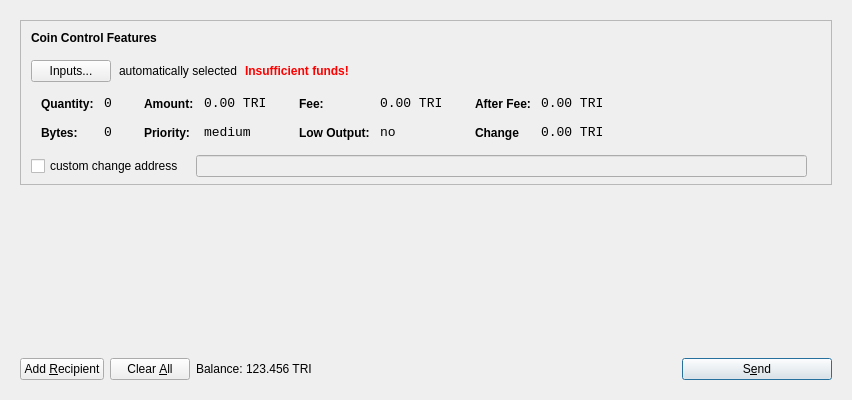
wurstgelee/triangles, file src/qt/forms/sendcoinsdialog.ui: the form before one commit.
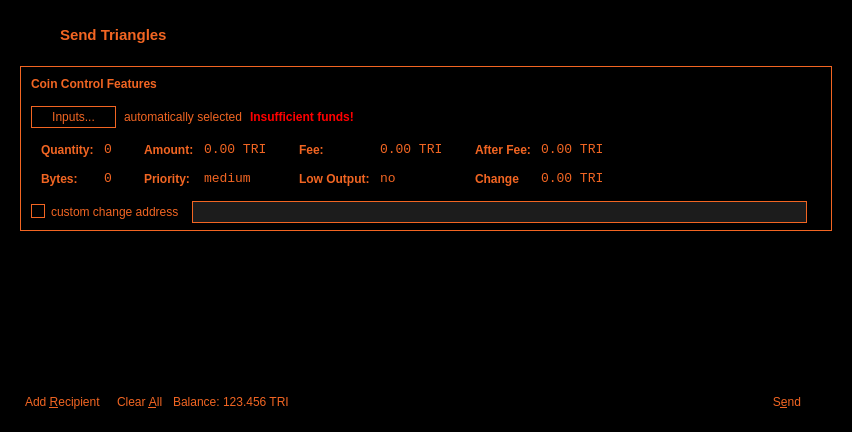
The form after the commit. Icons and pictures are not drawn.

The edit to the form file:
```diff
--- a/src/qt/forms/sendcoinsdialog.ui
+++ b/src/qt/forms/sendcoinsdialog.ui
@@ -7,13 +7,545 @@
     <x>0</x>
     <y>0</y>
     <width>850</width>
-    <height>400</height>
+    <height>432</height>
    </rect>
   </property>
+  <property name="palette">
+   <palette>
+    <active>
+     <colorrole role="WindowText">
+      <brush brushstyle="SolidPattern">
+       <color alpha="255">
+        <red>242</red>
+        <green>101</green>
+        <blue>34</blue>
+       </color>
+      </brush>
+     </colorrole>
+     <colorrole role="Button">
+      <brush brushstyle="SolidPattern">
+       <color alpha="255">
+        <red>0</red>
+        <green>0</green>
+        <blue>0</blue>
+       </color>
+      </brush>
+     </colorrole>
+     <colorrole role="Light">
+      <brush brushstyle="SolidPattern">
+       <color alpha="255">
+        <red>255</red>
+        <green>180</green>
+        <blue>144</blue>
+       </color>
+      </brush>
+     </colorrole>
+     <colorrole role="Midlight">
+      <brush brushstyle="SolidPattern">
+       <color alpha="255">
+        <red>248</red>
+        <green>140</green>
+        <blue>89</blue>
+       </color>
+      </brush>
+     </colorrole>
+     <colorrole role="Dark">
+      <brush brushstyle="SolidPattern">
+       <color alpha="255">
+        <red>121</red>
+        <green>50</green>
+        <blue>17</blue>
+       </color>
+      </brush>
+     </colorrole>
+     <colorrole role="Mid">
+      <brush brushstyle="SolidPattern">
+       <color alpha="255">
+        <red>161</red>
+        <green>67</green>
+        <blue>22</blue>
+       </color>
+      </brush>
+     </colorrole>
+     <colorrole role="Text">
+      <brush brushstyle="SolidPattern">
+       <color alpha="255">
+        <red>242</red>
+        <green>101</green>
+        <blue>34</blue>
+       </color>
+      </brush>
+     </colorrole>
+     <colorrole role="BrightText">
+      <brush brushstyle="SolidPattern">
+       <color alpha="255">
+        <red>255</red>
+        <green>255</green>
+        <blue>255</blue>
+       </color>
+      </brush>
+     </colorrole>
+     <colorrole role="ButtonText">
+      <brush brushstyle="SolidPattern">
+       <color alpha="255">
+        <red>242</red>
+        <green>101</green>
+        <blue>34</blue>
+       </color>
+      </brush>
+     </colorrole>
+     <colorrole role="Base">
+      <brush brushstyle="SolidPattern">
+       <color alpha="255">
+        <red>0</red>
+        <green>0</green>
+        <blue>0</blue>
+       </color>
+      </brush>
+     </colorrole>
+     <colorrole role="Window">
+      <brush brushstyle="SolidPattern">
+       <color alpha="255">
+        <red>0</red>
+        <green>0</green>
+        <blue>0</blue>
+       </color>
+      </brush>
+     </colorrole>
+     <colorrole role="Shadow">
+      <brush brushstyle="SolidPattern">
+       <color alpha="255">
+        <red>0</red>
+        <green>0</green>
+        <blue>0</blue>
+       </color>
+      </brush>
+     </colorrole>
+     <colorrole role="AlternateBase">
+      <brush brushstyle="SolidPattern">
+       <color alpha="255">
+        <red>248</red>
+        <green>178</green>
+        <blue>144</blue>
+       </color>
+      </brush>
+     </colorrole>
+     <colorrole role="ToolTipBase">
+      <brush brushstyle="SolidPattern">
+       <color alpha="255">
+        <red>255</red>
+        <green>255</green>
+        <blue>220</blue>
+       </color>
+      </brush>
+     </colorrole>
+     <colorrole role="ToolTipText">
+      <brush brushstyle="SolidPattern">
+       <color alpha="255">
+        <red>0</red>
+        <green>0</green>
+        <blue>0</blue>
+       </color>
+      </brush>
+     </colorrole>
+    </active>
+    <inactive>
+     <colorrole role="WindowText">
+      <brush brushstyle="SolidPattern">
+       <color alpha="255">
+        <red>242</red>
+        <green>101</green>
+        <blue>34</blue>
+       </color>
+      </brush>
+     </colorrole>
+     <colorrole role="Button">
+      <brush brushstyle="SolidPattern">
+       <color alpha="255">
+        <red>0</red>
+        <green>0</green>
+        <blue>0</blue>
+       </color>
+      </brush>
+     </colorrole>
+     <colorrole role="Light">
+      <brush brushstyle="SolidPattern">
+       <color alpha="255">
+        <red>255</red>
+        <green>180</green>
+        <blue>144</blue>
+       </color>
+      </brush>
+     </colorrole>
+     <colorrole role="Midlight">
+      <brush brushstyle="SolidPattern">
+       <color alpha="255">
+        <red>248</red>
+        <green>140</green>
+        <blue>89</blue>
+       </color>
+      </brush>
+     </colorrole>
+     <colorrole role="Dark">
+      <brush brushstyle="SolidPattern">
+       <color alpha="255">
+        <red>121</red>
+        <green>50</green>
+        <blue>17</blue>
+       </color>
+      </brush>
+     </colorrole>
+     <colorrole role="Mid">
+      <brush brushstyle="SolidPattern">
+       <color alpha="255">
+        <red>161</red>
+        <green>67</green>
+        <blue>22</blue>
+       </color>
+      </brush>
+     </colorrole>
+     <colorrole role="Text">
+      <brush brushstyle="SolidPattern">
+       <color alpha="255">
+        <red>242</red>
+        <green>101</green>
+        <blue>34</blue>
+       </color>
+      </brush>
+     </colorrole>
+     <colorrole role="BrightText">
+      <brush brushstyle="SolidPattern">
+       <color alpha="255">
+        <red>255</red>
+        <green>255</green>
+        <blue>255</blue>
+       </color>
+      </brush>
+     </colorrole>
+     <colorrole role="ButtonText">
+      <brush brushstyle="SolidPattern">
+       <color alpha="255">
+        <red>242</red>
+        <green>101</green>
+        <blue>34</blue>
+       </color>
+      </brush>
+     </colorrole>
+     <colorrole role="Base">
+      <brush brushstyle="SolidPattern">
+       <color alpha="255">
+        <red>0</red>
+        <green>0</green>
+        <blue>0</blue>
+       </color>
+      </brush>
+     </colorrole>
+     <colorrole role="Window">
+      <brush brushstyle="SolidPattern">
+       <color alpha="255">
+        <red>0</red>
+        <green>0</green>
+        <blue>0</blue>
+       </color>
+      </brush>
+     </colorrole>
+     <colorrole role="Shadow">
+      <brush brushstyle="SolidPattern">
+       <color alpha="255">
+        <red>0</red>
+        <green>0</green>
+        <blue>0</blue>
+       </color>
+      </brush>
+     </colorrole>
+     <colorrole role="AlternateBase">
+      <brush brushstyle="SolidPattern">
+       <color alpha="255">
+        <red>248</red>
+        <green>178</green>
+        <blue>144</blue>
+       </color>
+      </brush>
+     </colorrole>
+     <colorrole role="ToolTipBase">
+      <brush brushstyle="SolidPattern">
+       <color alpha="255">
+        <red>255</red>
+        <green>255</green>
+        <blue>220</blue>
+       </color>
+      </brush>
+     </colorrole>
+     <colorrole role="ToolTipText">
+      <brush brushstyle="SolidPattern">
+       <color alpha="255">
+        <red>0</red>
+        <green>0</green>
+        <blue>0</blue>
+       </color>
+      </brush>
+     </colorrole>
+    </inactive>
+    <disabled>
+     <colorrole role="WindowText">
+      <brush brushstyle="SolidPattern">
+       <color alpha="255">
+        <red>242</red>
+        <green>101</green>
+        <blue>34</blue>
+       </color>
+      </brush>
+     </colorrole>
+     <colorrole role="Button">
+      <brush brushstyle="SolidPattern">
+       <color alpha="255">
+        <red>0</red>
+        <green>0</green>
+        <blue>0</blue>
+       </color>
+      </brush>
+     </colorrole>
+     <colorrole role="Light">
+      <brush brushstyle="SolidPattern">
+       <color alpha="255">
+        <red>255</red>
+        <green>180</green>
+        <blue>144</blue>
+       </color>
+      </brush>
+     </colorrole>
+     <colorrole role="Midlight">
+      <brush brushstyle="SolidPattern">
+       <color alpha="255">
+        <red>248</red>
+        <green>140</green>
+        <blue>89</blue>
+       </color>
+      </brush>
+     </colorrole>
+     <colorrole role="Dark">
+      <brush brushstyle="SolidPattern">
+       <color alpha="255">
+        <red>121</red>
+        <green>50</green>
+        <blue>17</blue>
+       </color>
+      </brush>
+     </colorrole>
+     <colorrole role="Mid">
+      <brush brushstyle="SolidPattern">
+       <color alpha="255">
+        <red>161</red>
+        <green>67</green>
+        <blue>22</blue>
+       </color>
+      </brush>
+     </colorrole>
+     <colorrole role="Text">
+      <brush brushstyle="SolidPattern">
+       <color alpha="255">
+        <red>242</red>
+        <green>101</green>
+        <blue>34</blue>
+       </color>
+      </brush>
+     </colorrole>
+     <colorrole role="BrightText">
+      <brush brushstyle="SolidPattern">
+       <color alpha="255">
+        <red>255</red>
+        <green>255</green>
+        <blue>255</blue>
+       </color>
+      </brush>
+     </colorrole>
+     <colorrole role="ButtonText">
+      <brush brushstyle="SolidPattern">
+       <color alpha="255">
+        <red>242</red>
+        <green>101</green>
+        <blue>34</blue>
+       </color>
+      </brush>
+     </colorrole>
+     <colorrole role="Base">
+      <brush brushstyle="SolidPattern">
+       <color alpha="255">
+        <red>0</red>
+        <green>0</green>
+        <blue>0</blue>
+       </color>
+      </brush>
+     </colorrole>
+     <colorrole role="Window">
+      <brush brushstyle="SolidPattern">
+       <color alpha="255">
+        <red>0</red>
+        <green>0</green>
+        <blue>0</blue>
+       </color>
+      </brush>
+     </colorrole>
+     <colorrole role="Shadow">
+      <brush brushstyle="SolidPattern">
+       <color alpha="255">
+        <red>0</red>
+        <green>0</green>
+        <blue>0</blue>
+       </color>
+      </brush>
+     </colorrole>
+     <colorrole role="AlternateBase">
+      <brush brushstyle="SolidPattern">
+       <color alpha="255">
+        <red>242</red>
+        <green>101</green>
+        <blue>34</blue>
+       </color>
+      </brush>
+     </colorrole>
+     <colorrole role="ToolTipBase">
+      <brush brushstyle="SolidPattern">
+       <color alpha="255">
+        <red>255</red>
+        <green>255</green>
+        <blue>220</blue>
+       </color>
+      </brush>
+     </colorrole>
+     <colorrole role="ToolTipText">
+      <brush brushstyle="SolidPattern">
+       <color alpha="255">
+        <red>0</red>
+        <green>0</green>
+        <blue>0</blue>
+       </color>
+      </brush>
+     </colorrole>
+    </disabled>
+   </palette>
+  </property>
   <property name="windowTitle">
    <string>Send Coins</string>
   </property>
+  <property name="styleSheet">
+   <string notr="true">color: #f26522;
+	background-color: #000;</string>
+  </property>
   <layout class="QVBoxLayout" name="verticalLayout">
+   <item>
+    <widget class="QWidget" name="wCaption" native="true">
+     <property name="minimumSize">
+      <size>
+       <width>0</width>
+       <height>32</height>
+      </size>
+     </property>
+     <property name="maximumSize">
+      <size>
+       <width>16777215</width>
+       <height>40</height>
+      </size>
+     </property>
+     <property name="styleSheet">
+      <string notr="true"/>
+     </property>
+     <property name="is_header" stdset="0">
+      <bool>true</bool>
+     </property>
+     <layout class="QHBoxLayout" name="horizontalLayout_3">
+      <property name="spacing">
+       <number>6</number>
+      </property>
+      <property name="leftMargin">
+       <number>9</number>
+      </property>
+      <property name="topMargin">
+       <number>9</number>
+      </property>
+      <property name="bottomMargin">
+       <number>9</number>
+      </property>
+      <item>
+       <widget class="QLabel" name="icon_send">
+        <property name="sizePolicy">
+         <sizepolicy hsizetype="Preferred" vsizetype="Preferred">
+          <horstretch>0</horstretch>
+          <verstretch>0</verstretch>
+         </sizepolicy>
+        </property>
+        <property name="minimumSize">
+         <size>
+          <width>30</width>
+          <height>30</height>
+         </size>
+        </property>
+        <property name="maximumSize">
+         <size>
+          <width>30</width>
+          <height>30</height>
+         </size>
+        </property>
+        <property name="baseSize">
+         <size>
+          <width>0</width>
+          <height>0</height>
+         </size>
+        </property>
+        <property name="text">
+         <string/>
+        </property>
+        <property name="pixmap">
+         <pixmap resource="../triangles.qrc">:/menu_32/send</pixmap>
+        </property>
+        <property name="alignment">
+         <set>Qt::AlignLeading|Qt::AlignLeft|Qt::AlignVCenter</set>
+        </property>
+       </widget>
+      </item>
+      <item>
+       <spacer name="horizontalSpacer_send_1">
+        <property name="orientation">
+         <enum>Qt::Horizontal</enum>
+        </property>
+        <property name="sizeType">
+         <enum>QSizePolicy::Fixed</enum>
+        </property>
+        <property name="sizeHint" stdset="0">
+         <size>
+          <width>4</width>
+          <height>20</height>
+         </size>
+        </property>
+       </spacer>
+      </item>
+      <item>
+       <widget class="QLabel" name="label_send">
+        <property name="minimumSize">
+         <size>
+          <width>0</width>
+          <height>30</height>
+         </size>
+        </property>
+        <property name="font">
+         <font>
+          <pointsize>11</pointsize>
+          <weight>75</weight>
+          <bold>true</bold>
+          <stylestrategy>PreferAntialias</stylestrategy>
+         </font>
+        </property>
+        <property name="styleSheet">
+         <string notr="true"/>
+        </property>
+        <property name="text">
+         <string>Send Triangles</string>
+        </property>
+       </widget>
+      </item>
+     </layout>
+    </widget>
+   </item>
    <item>
     <widget class="QFrame" name="frameMain">
      <layout class="QVBoxLayout" name="verticalLayout_3">
@@ -31,6 +563,11 @@
           <height>16777215</height>
          </size>
         </property>
+        <property name="styleSheet">
+         <string notr="true">#frameCoinControl {
+	border: 1px solid #f26522;
+	}</string>
+        </property>
         <property name="frameShape">
          <enum>QFrame::StyledPanel</enum>
         </property>
@@ -104,7 +641,24 @@
              <item>
               <widget class="QPushButton" name="pushButtonCoinControl">
                <property name="styleSheet">
-                <string notr="true"/>
+                <string notr="true">QPushButton {
+	border: 1px solid #f26522;
+	padding: 3px 20px 3px 20px;
+	}
+
+QPushButton:pressed:flat {
+	color: #000;
+	background-color: #f26522;
+	}
+
+QPushButton:hover {
+	background-color: #61280E;
+	}
+
+QPushButton:!enabled {
+	color: #61280E;
+	border: 1px solid #61280E;
+	}</string>
                </property>
                <property name="text">
                 <string>Inputs...</string>
@@ -564,6 +1118,17 @@
              </property>
              <item>
               <widget class="QCheckBox" name="checkBoxCoinControlChange">
+               <property name="styleSheet">
+                <string notr="true">QCheckBox::indicator { 
+	border:1px solid #f26522;
+	background-color: #000;
+	}
+
+QCheckBox::indicator:checked {
+	image:url(:/icons/checkbox);
+	padding: 1px;
+	}</string>
+               </property>
                <property name="text">
                 <string>custom change address</string>
                </property>
@@ -580,6 +1145,18 @@
                  <verstretch>0</verstretch>
                 </sizepolicy>
                </property>
+               <property name="minimumSize">
+                <size>
+                 <width>0</width>
+                 <height>22</height>
+                </size>
+               </property>
+               <property name="styleSheet">
+                <string notr="true">QLineEdit {
+	background-color: #1c1c1c;
+	border: 1px solid #f26522;
+	}</string>
+               </property>
               </widget>
              </item>
              <item>
@@ -637,8 +1214,8 @@
           <rect>
            <x>0</x>
            <y>0</y>
-           <width>813</width>
-           <height>148</height>
+           <width>814</width>
+           <height>141</height>
           </rect>
          </property>
          <layout class="QVBoxLayout" name="verticalLayout_2">
@@ -685,6 +1262,26 @@
           <property name="toolTip">
            <string>Send to multiple recipients at once</string>
           </property>
+          <property name="styleSheet">
+           <string notr="true">QPushButton {
+	text-align:left;
+	border: 0px solid gray;
+	padding: 3px 5px 3px 5px;
+	}
+
+QPushButton:pressed:flat {
+	color: #000;
+	background-color: #f26522;
+	}
+
+QPushButton:hover {
+	background-color: #61280E;
+	}
+
+QPushButton:!enabled {
+	color: #61280E;
+	}</string>
+          </property>
           <property name="text">
            <string>Add &amp;Recipient</string>
           </property>
@@ -708,6 +1305,26 @@
           <property name="toolTip">
            <string>Remove all transaction fields</string>
           </property>
+          <property name="styleSheet">
+           <string notr="true">QPushButton {
+	text-align:left;
+	border: 0px solid gray;
+	padding: 3px 5px 3px 5px;
+	}
+
+QPushButton:pressed:flat {
+	color: #000;
+	background-color: #f26522;
+	}
+
+QPushButton:hover {
+	background-color: #61280E;
+	}
+
+QPushButton:!enabled {
+	color: #61280E;
+	}</string>
+          </property>
           <property name="text">
            <string>Clear &amp;All</string>
           </property>
@@ -779,13 +1396,34 @@
          <widget class="QPushButton" name="sendButton">
           <property name="minimumSize">
            <size>
-            <width>150</width>
+            <width>90</width>
             <height>0</height>
            </size>
           </property>
           <property name="toolTip">
            <string>Confirm the send action</string>
           </property>
+          <property name="styleSheet">
+           <string notr="true">QPushButton {
+	border: 0px solid gray;
+	padding: 3px 5px 3px 5px;
+	min-width: 80px;
+	max-width: 80px;
+	}
+
+QPushButton:pressed:flat {
+	color: #000;
+	background-color: #f26522;
+	}
+
+QPushButton:hover {
+	background-color: #61280E;
+	}
+
+QPushButton:!enabled {
+	color: #61280E;
+	}</string>
+          </property>
           <property name="text">
            <string>S&amp;end</string>
           </property>
```
Left out of the diff: 2 changed lines with no effect on the pictures.
